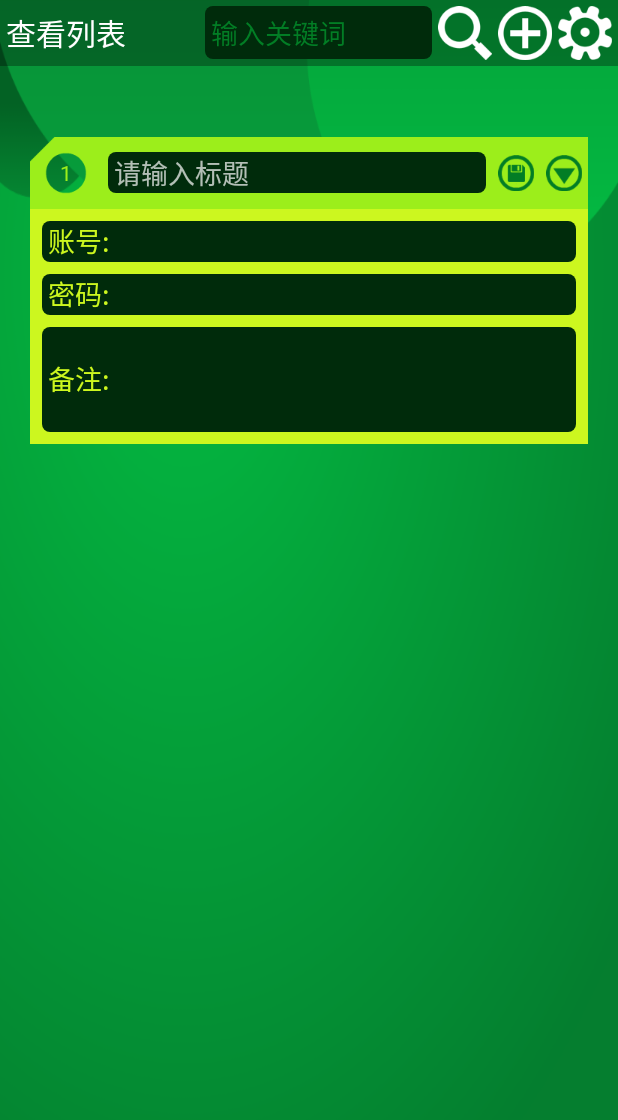
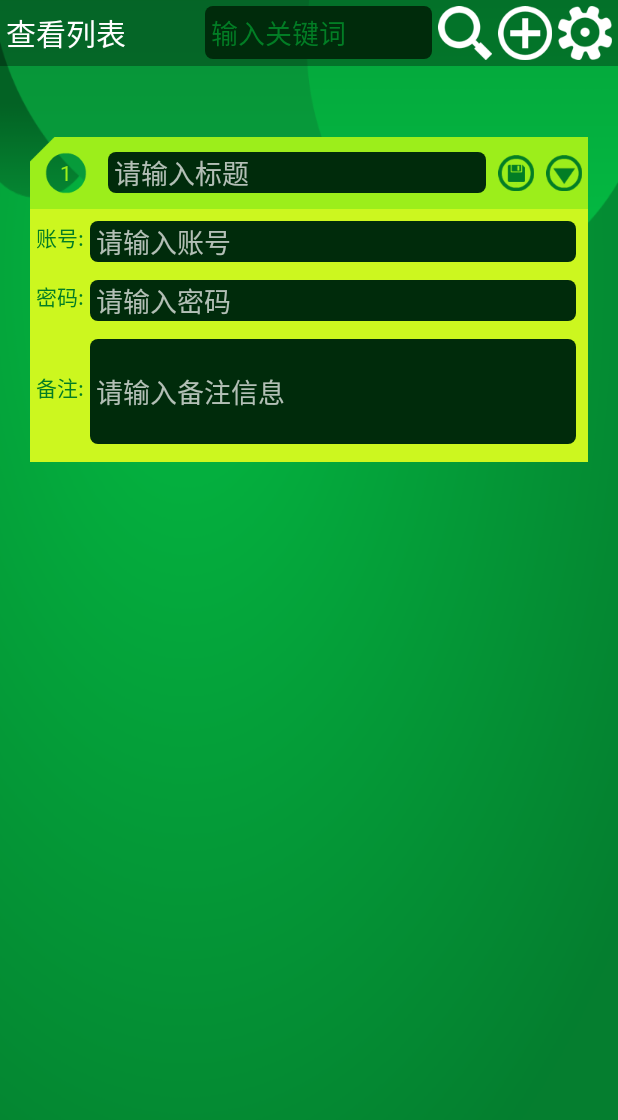
Before and after one commit to codeqian/password-note, an Android app: the MainActivity screen opened directly, with no data from a screen before it, after a tap on an icon or button, on a phone screen of 412 x 824 dp. Shown: the top 1120 px of the screen. Run offline under Robolectric (Android 15) with nearby library versions, the phone set to English and light mode, and no system bars.

Commit message:
修改标签布局

```diff
--- a/src/passnote/app/src/main/java/codepig/passnote/view/expandPaper.java
+++ b/src/passnote/app/src/main/java/codepig/passnote/view/expandPaper.java
@@ -119,9 +119,9 @@ public class expandPaper extends LinearLayout {
 //        index_t.setText(String.valueOf(_index));
 //        index_t.setText(String.valueOf(mData.paperId));
         title_t.setText(mData.paperName);
-        account_t.setText("账号:"+mData.account);
-        password_t.setText("密码:"+mData.password);
-        info_t.setText("备注:"+mData.info);
+        account_t.setText(mData.account);
+        password_t.setText(mData.password);
+        info_t.setText(mData.info);
     }
 
     /**
--- a/src/passnote/app/src/main/res/layout/expandpaper_l.xml
+++ b/src/passnote/app/src/main/res/layout/expandpaper_l.xml
@@ -91,8 +91,17 @@
         android:padding="@dimen/textPadding"
         android:layout_width="match_parent"
         android:layout_height="wrap_content">
+        <LinearLayout
+            android:orientation="horizontal"
+            android:layout_marginBottom="@dimen/little_margin"
+            android:layout_width="match_parent"
+            android:layout_height="wrap_content">
             <TextView
-            android:layout_marginBottom="@dimen/little_margin"
+                android:text="账号:"
+                android:textColor="@color/mainGreen"
+                android:layout_width="wrap_content"
+                android:layout_height="wrap_content" />
+            <TextView
                 android:id="@+id/account_t"
                 android:text="account"
                 android:textColor="@color/mainGreen"
@@ -109,8 +118,18 @@
                 android:layout_width="match_parent"
                 android:layout_height="wrap_content"
                 android:hint="请输入账号" />
+        </LinearLayout>
+        <LinearLayout
+            android:orientation="horizontal"
+            android:layout_marginBottom="@dimen/little_margin"
+            android:layout_width="match_parent"
+            android:layout_height="wrap_content">
             <TextView
-            android:layout_marginBottom="@dimen/little_margin"
+                android:text="密码:"
+                android:textColor="@color/mainGreen"
+                android:layout_width="wrap_content"
+                android:layout_height="wrap_content" />
+            <TextView
                 android:id="@+id/password_t"
                 android:text="password"
                 android:textColor="@color/mainGreen"
@@ -127,10 +146,21 @@
                 android:layout_width="match_parent"
                 android:layout_height="wrap_content"
                 android:hint="请输入密码" />
+            </LinearLayout>
+        <LinearLayout
+            android:orientation="horizontal"
+            android:layout_marginBottom="@dimen/little_margin"
+            android:layout_width="match_parent"
+            android:layout_height="wrap_content">
+            <TextView
+                android:text="备注:"
+                android:textColor="@color/mainGreen"
+                android:layout_width="wrap_content"
+                android:layout_height="wrap_content" />
             <TextView
                 android:layout_marginBottom="@dimen/little_margin"
                 android:id="@+id/info_t"
-            android:hint="备注"
+                android:text="备注"
                 android:textColorHint="@color/hintGray"
                 android:textColor="@color/mainGreen"
                 android:layout_width="wrap_content"
@@ -151,3 +181,4 @@
                 android:maxLines="3"/>
         </LinearLayout>
     </LinearLayout>
+</LinearLayout>
```
Lines whose indentation alone changed are shown as unchanged.
